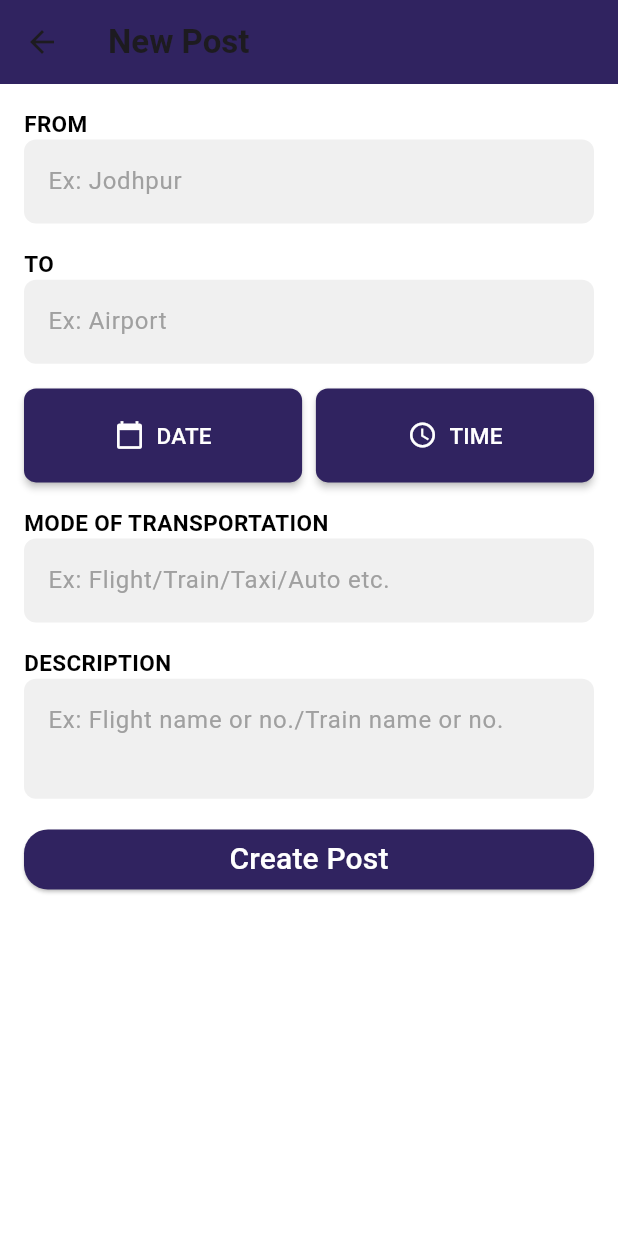
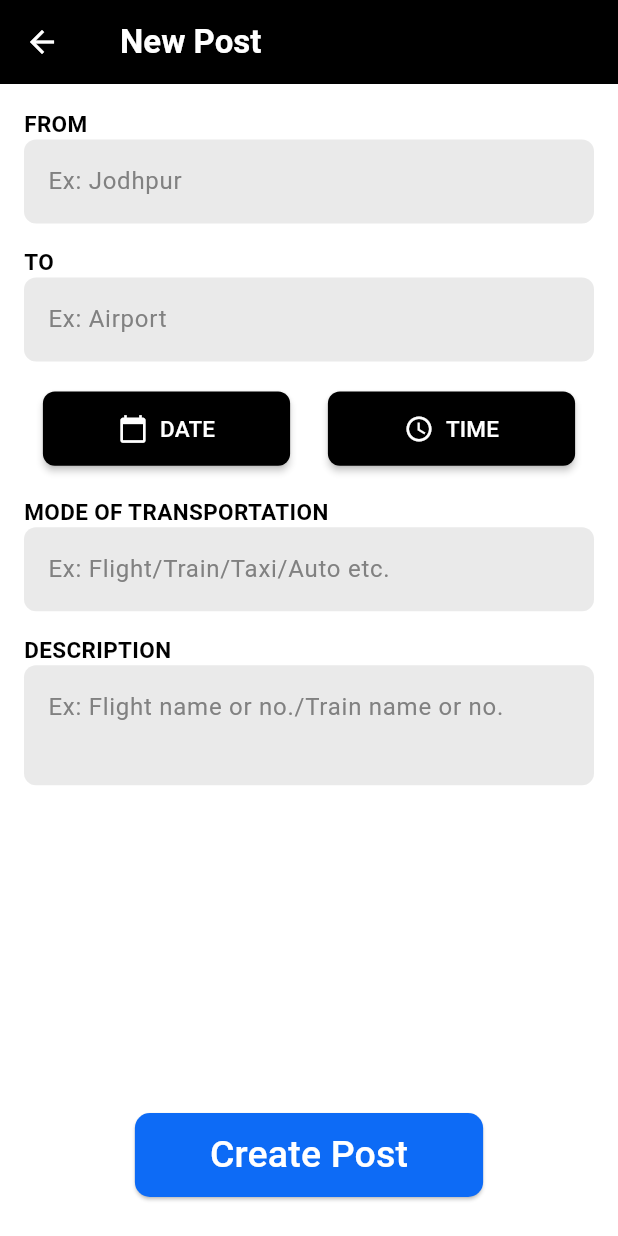
Before and after one commit to Asharma538/travel_companion, a Flutter app: the CreatePostPage screen opened directly, on a phone screen of 412 x 824 dp. Run offline on Flutter 3.47's test engine with Material 3 defaults, Android fonts, the phone set to English and light mode, and no system bars; our stand-ins replace cloud_firestore, firebase_auth, firebase_core, google_nav_bar, pinput; accounts and stored records are empty; network calls fail.

Commit message:
further UI modifications done

```diff
--- a/lib/pages/create_post_page.dart
+++ b/lib/pages/create_post_page.dart
@@ -1,6 +1,7 @@
 import 'package:flutter/material.dart';
 import 'package:cloud_firestore/cloud_firestore.dart';
 import 'package:travel_companion/pages/home.dart';
+import 'package:travel_companion/utils/colors.dart';
 import '../pages/profile.dart';
 import '../main.dart';
 
@@ -76,21 +77,24 @@ class _CreatePostPageState extends State<CreatePostPage> {
   Widget build(BuildContext context) {
     var _mediaQuery = MediaQuery.of(context);
     return Scaffold(
-      backgroundColor: Colors.white,
+      backgroundColor: primaryColor,
       appBar: AppBar(
-        backgroundColor: Color(0xff302360),
+        backgroundColor: secondaryColor,
         leading: IconButton(
-          icon: Icon(Icons.arrow_back),
+          icon: const Icon(Icons.arrow_back,color: secondaryTextColor,),
           onPressed: () {
             Navigator.of(context).pop();
           },
         ),
-        title: Text(
+        title: Container(
+          margin: const EdgeInsets.fromLTRB(8, 8, 8, 8),
+          child: const Text(
             "New Post",
-          style: TextStyle(fontWeight: FontWeight.bold),
+            style: TextStyle(fontWeight: FontWeight.bold,color: secondaryTextColor),
           ),
         ),
-      body: SingleChildScrollView(
+      ),
+      body: Container(
         padding: const EdgeInsets.all(16),
         child: Column(
           crossAxisAlignment: CrossAxisAlignment.stretch,
@@ -98,27 +102,30 @@ class _CreatePostPageState extends State<CreatePostPage> {
             _buildTextField("FROM", "Ex: Jodhpur", (value) {
               fromLocation = value;
             }),
-            SizedBox(height: _mediaQuery.size.height * 0.02),
+            const SizedBox(height: 15),
             _buildTextField("TO", "Ex: Airport", (value) {
               toLocation = value;
             }),
-            SizedBox(height: _mediaQuery.size.height * 0.02),
+            const SizedBox(height: 20),
             _buildDateTimeRow(),
-            SizedBox(height: _mediaQuery.size.height * 0.02),
+            const SizedBox(height: 20),
             _buildTextField(
                 "MODE OF TRANSPORTATION", "Ex: Flight/Train/Taxi/Auto etc.",
                 (value) {
               transportationMode = value;
             }),
-            SizedBox(height: _mediaQuery.size.height * 0.02),
+            const SizedBox(height: 15),
             _buildTextField(
                 "DESCRIPTION", "Ex: Flight name or no./Train name or no.",
                 (value) {
               description = value;
               print(description);
             }, maxLines: 2),
-            SizedBox(height: _mediaQuery.size.height * 0.02),
-            ElevatedButton(
+            const Expanded(child: SizedBox()),
+            Container(
+              margin: const EdgeInsets.fromLTRB(0, 10, 0, 10),
+              alignment: Alignment.center,
+              child: ElevatedButton(
                 onPressed: () async {
                   try {
                     await createNewTrip(context);
@@ -127,17 +134,19 @@ class _CreatePostPageState extends State<CreatePostPage> {
                     // Handle the error as needed
                   }
                 },
-              child: Text(
+                style: ElevatedButton.styleFrom(
+                  padding: const EdgeInsets.fromLTRB(50, 10, 50, 10),
+                  backgroundColor: complementaryColor,
+                  shape: RoundedRectangleBorder(
+                    borderRadius: BorderRadius.circular(10),
+                  ),
+                ),
+                child: const Text(
                   "Create Post",
                   style: TextStyle(
                     color: Colors.white,
-                  fontSize: 20.0,
+                    fontSize: 25,
                   ),
-              ),
-              style: ElevatedButton.styleFrom(
-                primary: Color(0xff302360),
-                shape: RoundedRectangleBorder(
-                  borderRadius: BorderRadius.circular(16.0),
                 ),
               ),
             ),
@@ -147,14 +156,13 @@ class _CreatePostPageState extends State<CreatePostPage> {
     );
   }
 
-  Widget _buildTextField(String label, String hint, Function(String) onChanged,
-      {int? maxLines}) {
+  Widget _buildTextField(String label, String hint, Function(String) onChanged,{int? maxLines}) {
     return Column(
       crossAxisAlignment: CrossAxisAlignment.stretch,
       children: [
         Text(
           label,
-          style: TextStyle(
+          style: const TextStyle(
             color: Colors.black,
             fontSize: 15.0,
             fontWeight: FontWeight.bold,
@@ -162,20 +170,20 @@ class _CreatePostPageState extends State<CreatePostPage> {
         ),
         TextField(
           onChanged: onChanged,
-          style: TextStyle(
+          style: const TextStyle(
             color: Colors.black,
           ),
           maxLines: maxLines,
           decoration: InputDecoration(
             filled: true,
-            fillColor: Color(0xffF0F0F0),
+            fillColor: textFieldBackgroundColor,
             border: OutlineInputBorder(
               borderRadius: BorderRadius.circular(8.0),
               borderSide: BorderSide.none,
             ),
             hintText: hint,
-            hintStyle: TextStyle(
-              color: Color(0xffA0A0A0),
+            hintStyle: const TextStyle(
+              color: placeholderTextColor,
             ),
           ),
         ),
@@ -185,7 +193,7 @@ class _CreatePostPageState extends State<CreatePostPage> {
 
   Widget _buildDateTimeRow() {
     return Row(
-      mainAxisAlignment: MainAxisAlignment.spaceBetween,
+      mainAxisAlignment: MainAxisAlignment.center,
       children: [
         _buildDateTimeButton("DATE", Icons.calendar_today, () {
           _showDatePicker(context, (date) {
@@ -194,6 +202,7 @@ class _CreatePostPageState extends State<CreatePostPage> {
             });
           });
         }),
+        SizedBox(width: MediaQuery.of(context).size.width*0.1 - 16,),
         _buildDateTimeButton("TIME", Icons.access_time, () {
           _showTimePicker(context, selectedTime, (time) {
             setState(() {
@@ -205,12 +214,16 @@ class _CreatePostPageState extends State<CreatePostPage> {
     );
   }
 
-  Widget _buildDateTimeButton(
-      String label, IconData icon, VoidCallback onPressed) {
+  Widget _buildDateTimeButton(String label, IconData icon, VoidCallback onPressed) {
     return MaterialButton(
-      minWidth: MediaQuery.of(context).size.width * 0.45,
-      height: MediaQuery.of(context).size.height * 0.076,
+      minWidth: MediaQuery.of(context).size.width * 0.4,
+      height: MediaQuery.of(context).size.height * 0.06,
       onPressed: onPressed,
+      color: secondaryColor,
+      shape: RoundedRectangleBorder(
+        borderRadius: BorderRadius.circular(8.0),
+        side: BorderSide.none,
+      ),
       child: Row(
         mainAxisAlignment: MainAxisAlignment.center,
         children: [
@@ -219,24 +232,19 @@ class _CreatePostPageState extends State<CreatePostPage> {
             color: Colors.white,
             size: 20.0,
           ),
-          SizedBox(width: 8.0),
+          const SizedBox(width: 8.0),
           Text(
             selectedDate != null && label == "DATE"
                 ? "${selectedDate!.day}/${selectedDate!.month}/${selectedDate!.year}"
                 : selectedTime != null && label == "TIME"
                     ? "${selectedTime!.hour}:${selectedTime!.minute}"
                     : label,
-            style: TextStyle(
+            style: const TextStyle(
               color: Colors.white,
               fontSize: 15.0,
             ),
           ),
         ],
-      ),
-      color: Color(0xff302360),
-      shape: RoundedRectangleBorder(
-        borderRadius: BorderRadius.circular(8.0),
-        side: BorderSide.none,
       ),
     );
   }
@@ -283,7 +291,7 @@ class _CreatePostPageState extends State<CreatePostPage> {
       print("Post created successfully!");
 
       Navigator.pushReplacement(
-          context, MaterialPageRoute(builder: (context) => MyApp()));
+          context, MaterialPageRoute(builder: (context) => const MyApp()));
     } catch (e) {
       print("Error creating post: $e");
       // Handle the error as needed
```
Also changed, not shown: lib/pages/search.dart (+15 -43 lines). Lines whose indentation alone changed are shown as unchanged.
